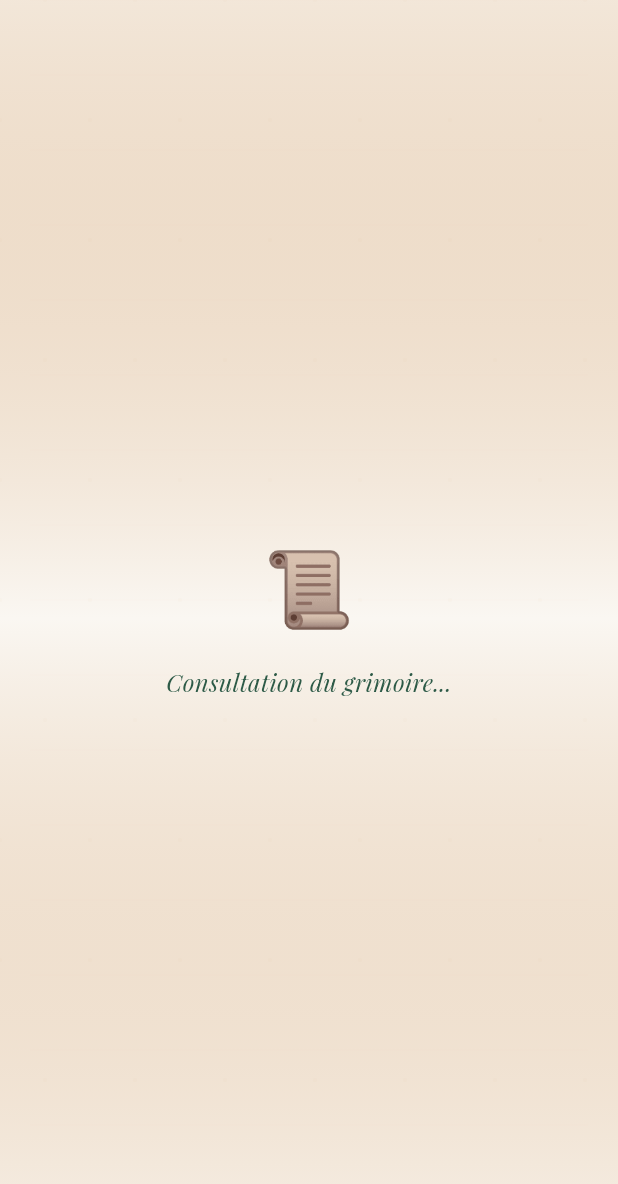
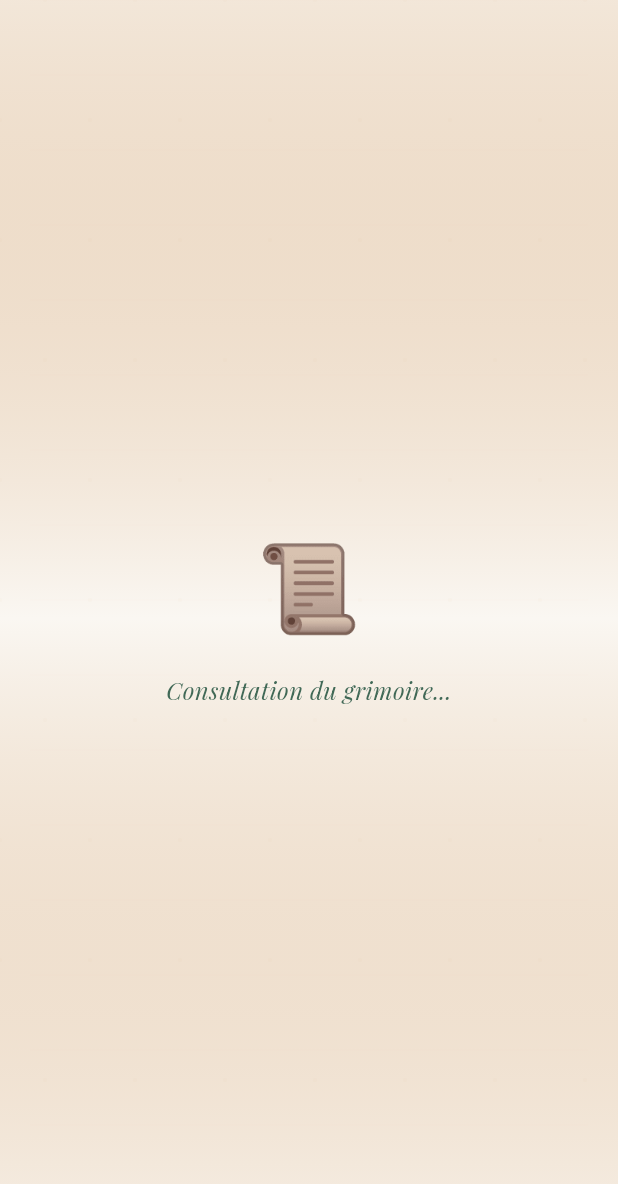
Before and after one commit to EdouardSence/MOONGO, a Flutter app: the ProfileView screen opened by its route, on a phone screen of 412 x 824 dp. Shown: the top 1184 px of the screen. Run offline on Flutter 3.47's test engine with Material 3 defaults, Android fonts, the phone set to English and light mode, and no system bars; our stand-ins replace cached_network_image, cloud_firestore, firebase_auth, firebase_core, flutter_cache_manager, google_fonts and 6 more; accounts and stored records are empty.

Commit message:
feat(loading): ajout d'un état de chargement réutilisable avec animation et message personnalisé feat(section): ajout d'un en-tête de section réutilisable avec style parchemin refactor(collection): remplacement de l'état de chargement de collection par le nouvel état de chargement réutilisable refactor(profile): remplacement de l'état de chargement de profil par le nouvel état de chargement réutilisable refactor(shop): remplacement de l'en-tête de section par le nouvel en-tête réutilisable

```diff
--- /dev/null
+++ b/lib/ui/common/widgets/loading_state.dart
@@ -0,0 +1,57 @@
+import 'package:flutter/material.dart';
+import 'package:google_fonts/google_fonts.dart';
+import 'package:moongo/ui/common/app_theme.dart';
+
+/// État de chargement réutilisable avec animation
+class LoadingState extends StatelessWidget {
+  final String emoji;
+  final String message;
+  final Color? color;
+  final bool animated;
+
+  const LoadingState({
+    super.key,
+    this.emoji = '📜',
+    this.message = 'Chargement...',
+    this.color,
+    this.animated = true,
+  });
+
+  @override
+  Widget build(BuildContext context) {
+    final effectiveColor = color ?? AppColors.primary;
+
+    return Center(
+      child: Column(
+        mainAxisAlignment: MainAxisAlignment.center,
+        children: [
+          if (animated)
+            TweenAnimationBuilder<double>(
+              tween: Tween(begin: 0, end: 1),
+              duration: const Duration(seconds: 2),
+              builder: (context, value, child) {
+                return Transform.scale(
+                  scale: 0.8 + (value * 0.2),
+                  child: Opacity(
+                    opacity: 0.5 + (value * 0.5),
+                    child: Text(emoji, style: const TextStyle(fontSize: 56)),
+                  ),
+                );
+              },
+            )
+          else
+            Text(emoji, style: const TextStyle(fontSize: 48)),
+          const SizedBox(height: 16),
+          Text(
+            message,
+            style: GoogleFonts.playfairDisplay(
+              fontSize: 16,
+              fontStyle: FontStyle.italic,
+              color: effectiveColor.withValues(alpha: 0.9),
+            ),
+          ),
+        ],
+      ),
+    );
+  }
+}
--- a/lib/ui/views/shop/_widgets/section_header.dart
+++ b/lib/ui/common/widgets/section_header.dart
@@ -2,7 +2,7 @@ import 'package:flutter/material.dart';
 import 'package:google_fonts/google_fonts.dart';
 import 'package:moongo/ui/common/app_theme.dart';
 
-/// En-tête de section avec style parchemin
+/// En-tête de section réutilisable avec style parchemin
 class SectionHeader extends StatelessWidget {
   final String title;
   final String emoji;
@@ -59,11 +59,11 @@ class SectionHeader extends StatelessWidget {
                 Text(
                   title,
                   style: GoogleFonts.fraunces(
-                    fontSize: 18,
+                    fontSize: 16,
                     fontWeight: FontWeight.w600,
                     color: isDark
                         ? AppColors.darkTextPrimary
-                        : AppColors.secondary,
+                        : AppColors.lightTextPrimary,
                   ),
                 ),
               ],
--- a/lib/ui/views/collection/_widgets/collection_widgets.dart
+++ b/lib/ui/views/collection/_widgets/collection_widgets.dart
@@ -1,5 +1,5 @@
 export 'collection_empty_state.dart';
-export 'collection_loading_state.dart';
+export 'package:moongo/ui/common/widgets/loading_state.dart';
 export 'creature_detail_sheet.dart';
 export 'creature_gallery.dart';
 export 'gallery_background.dart';
--- a/lib/ui/views/collection/collection_view.dart
+++ b/lib/ui/views/collection/collection_view.dart
@@ -31,7 +31,10 @@ class CollectionView extends StackedView<CollectionViewModel> {
               // Contenu principal
               Expanded(
                 child: viewModel.isBusy
-                    ? const CollectionLoadingState()
+                    ? const LoadingState(
+                        emoji: '🔮',
+                        message: 'Inventaire des curiosités...',
+                      )
                     : viewModel.creatures.isEmpty
                         ? CollectionEmptyState(isDark: isDark)
                         : CreatureGallery(
--- a/lib/ui/views/profile/_widgets/profile_background.dart
+++ b/lib/ui/views/profile/_widgets/profile_background.dart
@@ -1,5 +1,6 @@
 import 'package:flutter/material.dart';
 import 'package:moongo/ui/common/app_theme.dart';
+import 'package:moongo/ui/common/widgets/textured_background.dart';
 
 /// Fond texturé style parchemin
 class ProfileBackground extends StatelessWidget {
@@ -9,8 +10,7 @@ class ProfileBackground extends StatelessWidget {
 
   @override
   Widget build(BuildContext context) {
-    return Container(
-      decoration: BoxDecoration(
+    return TexturedBackground(
       gradient: LinearGradient(
         begin: Alignment.topCenter,
         end: Alignment.bottomCenter,
@@ -26,11 +26,7 @@ class ProfileBackground extends StatelessWidget {
                 AppColors.secondary.withValues(alpha: 0.1),
               ],
       ),
-      ),
-      child: CustomPaint(
       painter: ParchmentTexturePainter(isDark: isDark),
-        child: const SizedBox.expand(),
-      ),
     );
   }
 }
--- a/lib/ui/views/profile/_widgets/profile_loading_state.dart
+++ /dev/null
@@ -1,29 +0,0 @@
-import 'package:flutter/material.dart';
-import 'package:google_fonts/google_fonts.dart';
-import 'package:moongo/ui/common/app_theme.dart';
-
-/// État de chargement
-class ProfileLoadingState extends StatelessWidget {
-  const ProfileLoadingState({super.key});
-
-  @override
-  Widget build(BuildContext context) {
-    return Center(
-      child: Column(
-        mainAxisAlignment: MainAxisAlignment.center,
-        children: [
-          const Text('📜', style: TextStyle(fontSize: 48)),
-          const SizedBox(height: 16),
-          Text(
-            'Consultation du grimoire...',
-            style: GoogleFonts.playfairDisplay(
-              fontSize: 16,
-              fontStyle: FontStyle.italic,
-              color: AppColors.primary,
-            ),
-          ),
-        ],
-      ),
-    );
-  }
-}
--- a/lib/ui/views/profile/_widgets/profile_widgets.dart
+++ b/lib/ui/views/profile/_widgets/profile_widgets.dart
@@ -2,5 +2,5 @@ export 'actions_section.dart';
 export 'flame_card.dart';
 export 'hero_header.dart';
 export 'profile_background.dart';
-export 'profile_loading_state.dart';
+export 'package:moongo/ui/common/widgets/loading_state.dart';
 export 'stats_section.dart';
--- a/lib/ui/views/profile/profile_view.dart
+++ b/lib/ui/views/profile/profile_view.dart
@@ -30,7 +30,10 @@ class ProfileView extends StackedView<ProfileViewModel> {
 
           // Contenu
           viewModel.isBusy
-              ? const ProfileLoadingState()
+              ? const LoadingState(
+                  emoji: '📜',
+                  message: 'Consultation du grimoire...',
+                )
               : CustomScrollView(
                   slivers: [
                     // En-tête héroïque
--- a/lib/ui/views/shop/_widgets/shop_widgets.dart
+++ b/lib/ui/views/shop/_widgets/shop_widgets.dart
@@ -4,6 +4,6 @@ library;
 export 'market_background.dart';
 export 'market_header.dart';
 export 'treasure_chest.dart';
-export 'section_header.dart';
+export 'package:moongo/ui/common/widgets/section_header.dart';
 export 'food_section.dart';
 export 'eggs_section.dart';
```
Also changed, not shown: lib/ui/views/collection/_widgets/collection_loading_state.dart (deleted, +0 -41 lines), lib/ui/views/shop/_widgets/market_background.dart (+2 -6 lines). Lines whose indentation alone changed are shown as unchanged.
